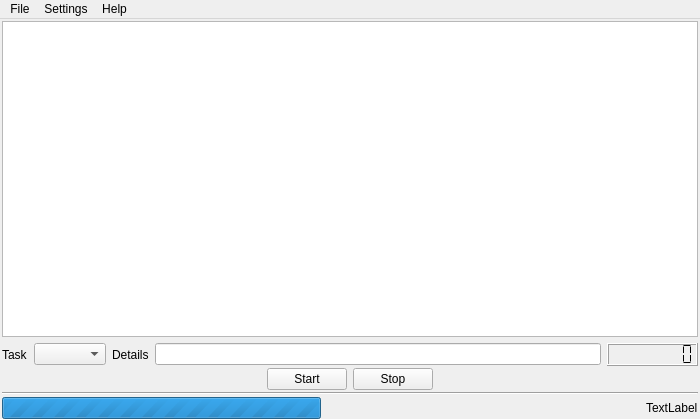
Old version of the form ui/whch.ui in the repository Patriciasc/WHCH.
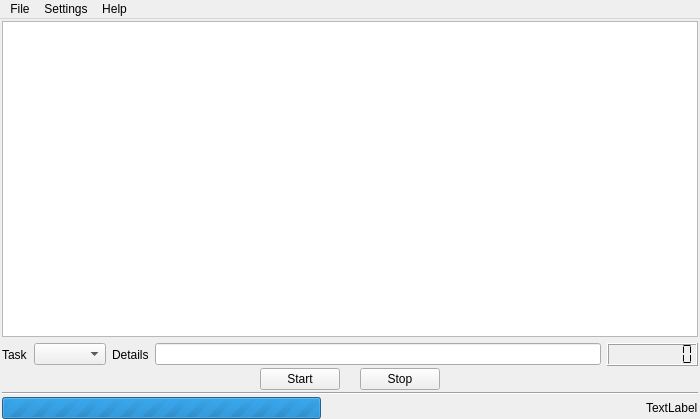
New version of the form. Icons and pictures are not drawn.

Commit message: Added images as resources for the "Start" and "Stop" button.

What changed in the file:
```diff
--- a/ui/whch.ui
+++ b/ui/whch.ui
@@ -125,7 +125,7 @@
     <item>
      <layout class="QHBoxLayout" name="horizontalLayout_3">
       <property name="spacing">
-       <number>6</number>
+       <number>20</number>
       </property>
       <item>
        <spacer name="horizontalSpacer_3">
@@ -145,6 +145,17 @@
         <property name="text">
          <string>Start</string>
         </property>
+        <property name="icon">
+         <iconset>
+          <activeon>:/ui/images/start.png</activeon>
+         </iconset>
+        </property>
+        <property name="iconSize">
+         <size>
+          <width>32</width>
+          <height>32</height>
+         </size>
+        </property>
        </widget>
       </item>
       <item>
@@ -152,6 +163,17 @@
         <property name="text">
          <string>Stop</string>
         </property>
+        <property name="icon">
+         <iconset>
+          <activeon>:/ui/images/stop.png</activeon>
+         </iconset>
+        </property>
+        <property name="iconSize">
+         <size>
+          <width>32</width>
+          <height>32</height>
+         </size>
+        </property>
        </widget>
       </item>
       <item>
```
The commit also changes 4 other files.
